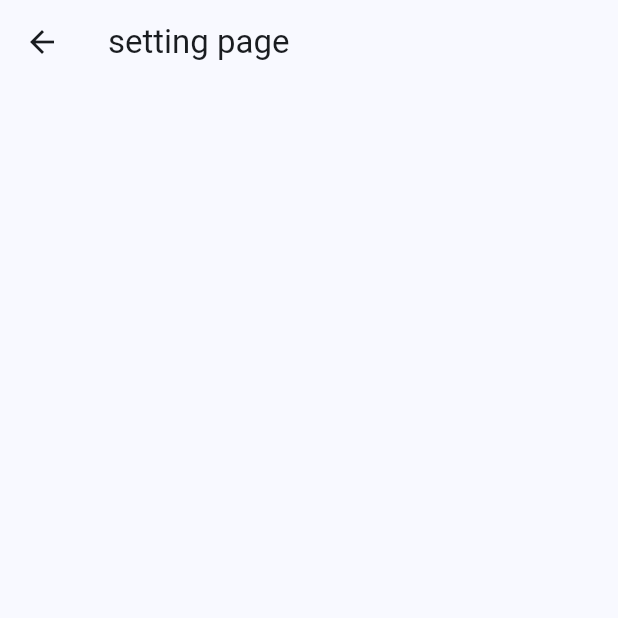
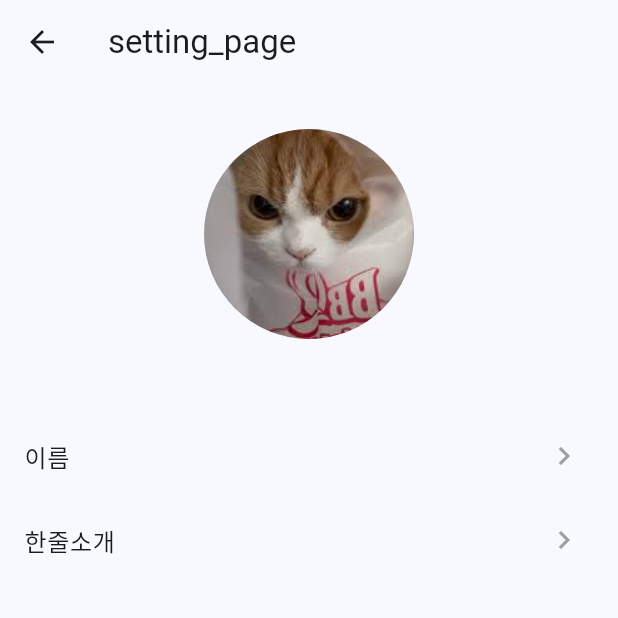
Before and after one commit to liillillillil/2024_EOS_basic_project, a Flutter app: the screen it shows after launch, after a tap on the "settings" icon, on a phone screen of 412 x 824 dp, the top half of it. Run offline on Flutter 3.47's test engine with Material 3 defaults, Android fonts, the phone set to English and light mode, and no system bars; Roboto replaces fonts that are missing (Prentendard).

Commit message:
submission of w7

```diff
--- a/lib/screens/home_screen.dart
+++ b/lib/screens/home_screen.dart
@@ -59,7 +59,7 @@ class _HomeScreenState extends State<HomeScreen> {
                         child: Center(
                             child: ClipRRect(
                               borderRadius: BorderRadius.circular(80),
-                                child: Image.asset('assets/images/kijae.png', fit: BoxFit.cover,))
+                                child: Image.asset('assets/images/chat.jpeg', fit: BoxFit.cover,))
                         )
                     ),
                     SizedBox(
--- a/lib/screens/setting_screen.dart
+++ b/lib/screens/setting_screen.dart
@@ -1,14 +1,177 @@
 import 'package:flutter/material.dart';
 
-class SettingScreen extends StatelessWidget {
+class SettingScreen extends StatefulWidget {
   const SettingScreen({super.key});
+
+  @override
+  State<SettingScreen> createState() => _SettingScreenState();
+}
+
+class _SettingScreenState extends State<SettingScreen> {
+  String name = "";
+  String shortBio = "";
 
   @override
   Widget build(BuildContext context) {
     return Scaffold(
-      appBar: AppBar(
-        title: Text("setting page")
-      ),
+        appBar: AppBar(
+          title: Text("setting_page"),
+        ),
+        body: Column(
+          children: [
+            Padding(
+              padding: EdgeInsets.all(30),
+              child: Container(
+                width: 140,
+                height: 140,
+                child: ClipRRect(
+                  borderRadius: BorderRadius.circular(80),
+                  child: Image.asset(
+                    'assets/images/chat.jpeg',
+                    fit: BoxFit.cover,
+                  ),
+                ),
+              ),
+            ),
+            SizedBox(height: 20),
+            Expanded(
+                child: ListView(
+                  children: [
+                    _buildListTile(
+                      title: "이름",
+                      trailingText: name,
+                      onTap: (){
+                        _editName();
+                      },
+                    ),
+                    _buildListTile(
+                      title: "한줄소개",
+                      trailingText: shortBio,
+                      onTap: (){
+                        _editBio();
+                      },
+                    ),
+                  ],
+                )
+            )
+          ],
+        )
     );
   }
+
+  Widget _buildListTile({
+    required String title,
+    required String trailingText,
+    required VoidCallback onTap,
+  }){
+    return ListTile(
+      title: Text(title),
+      trailing: Row(
+        mainAxisSize: MainAxisSize.min,
+        children: [
+          Text(
+            trailingText,
+            style: TextStyle(color: Colors.grey),
+          ),
+          Icon(Icons.chevron_right, color: Colors.grey),
+        ],),
+      onTap: onTap,
+    );
+  }
+
+  void _editName() {
+    TextEditingController _nameController = TextEditingController();
+
+    showDialog(context: context, builder: (BuildContext context){
+      return AlertDialog(
+        title: Text('이름 변경'),
+        content: TextField(
+          controller: _nameController,
+          decoration: InputDecoration(
+              labelText: '이름을 입력하세요',
+              border: UnderlineInputBorder(),
+              enabledBorder: UnderlineInputBorder(
+                borderSide: BorderSide(color: Colors.grey),
+              ),
+              focusedBorder: UnderlineInputBorder(
+                borderSide: BorderSide(color: Colors.black),
+              )
+          ),
+        ),
+        actions: [
+          TextButton(
+            onPressed: () {
+              Navigator.of(context).pop();
+            },
+            child: Text('취소',
+                style: TextStyle(
+                  color: Colors.black,
+                )
+            ),
+          ),
+          TextButton(
+            onPressed: (){
+              if(_nameController.text.isNotEmpty){
+                setState(() {
+                  name = _nameController.text;
+                  _nameController.clear();
+                });
+                Navigator.of(context).pop();
+              }
+            },
+            child: Text('저장',
+                style: TextStyle(color: Colors.black)),
+          ),
+        ],
+      );
+    },);
+  }
+
+  void _editBio() {
+    TextEditingController _bioController = TextEditingController();
+
+    showDialog(context: context, builder: (BuildContext context){
+      return AlertDialog(
+        title: Text('한줄소개 변경'),
+        content: TextField(
+          controller: _bioController,
+          decoration: InputDecoration(
+              labelText: '한줄소개를 입력하세요',
+              border: UnderlineInputBorder(),
+              enabledBorder: UnderlineInputBorder(
+                borderSide: BorderSide(color: Colors.grey),
+              ),
+              focusedBorder: UnderlineInputBorder(
+                borderSide: BorderSide(color: Colors.black),
+              )
+          ),
+        ),
+        actions: [
+          TextButton(
+            onPressed: () {
+              Navigator.of(context).pop();
+            },
+            child: Text('취소',
+                style: TextStyle(
+                  color: Colors.black,
+                )
+            ),
+          ),
+          TextButton(
+              onPressed: () {
+                if(_bioController.text.isNotEmpty) {
+                  setState(() {
+                    shortBio = _bioController.text;
+                    _bioController.clear();
+                  });
+                  Navigator.of(context).pop();
+                }
+              },
+              child: Text('저장',
+                  style: TextStyle(color: Colors.black))
+          ),
+        ],
+      );
+    });
+  }
 }
--- a/pubspec.yaml
+++ b/pubspec.yaml
@@ -66,6 +66,7 @@ flutter:
   assets:
     - assets/images/eos_logo.png.png
     - assets/images/kijae.png
+    - assets/images/chat.jpeg
 
   # An image asset can refer to one or more resolution-specific "variants", see
   # https://flutter.dev/to/resolution-aware-images
```
Also changed, not shown: assets/images/chat.jpeg (added), assignment/week7.png (added).
